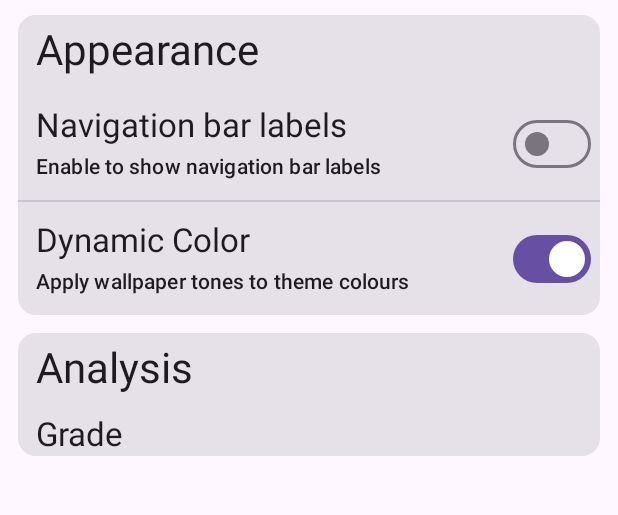
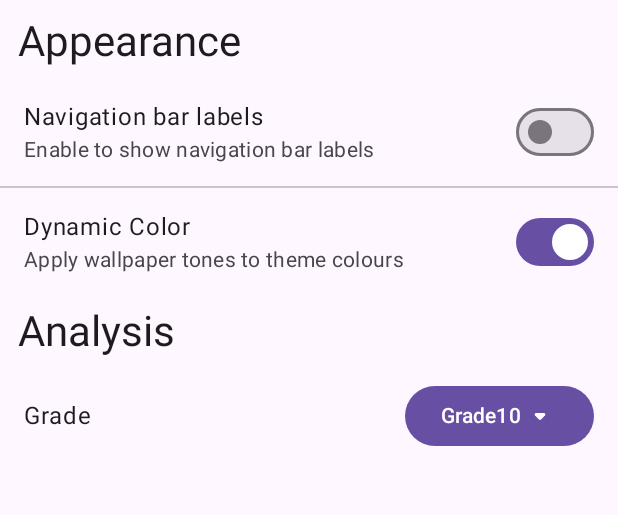
Before and after one commit to Melendez1209/Known, an Android app built with Jetpack Compose: the @Preview function Settings_Expanded_Preview, on a phone screen of 412 x 824 dp, the part 294-809 px from its top. Run offline under Robolectric (Android 15) with nearby library versions, the phone set to English and light mode, and no system bars; our stand-ins replace window size class.

Commit message:
Android: In the Settiing page, use the official ListItem instead of the custom SettingRow

```diff
--- a/Android/app/src/main/AndroidManifest.xml
+++ b/Android/app/src/main/AndroidManifest.xml
@@ -1,8 +1,6 @@
 <?xml version="1.0" encoding="utf-8"?>
 <manifest xmlns:android="http://schemas.android.com/apk/res/android"
     xmlns:tools="http://schemas.android.com/tools">
-
-    <uses-permission android:name="android.permission.INTERNET" />
 
     <application
         android:allowBackup="true"
--- a/Android/app/src/main/java/com/melendez/known/settings/compose/Settings.kt
+++ b/Android/app/src/main/java/com/melendez/known/settings/compose/Settings.kt
@@ -1,9 +1,9 @@
 package com.melendez.known.settings.compose
 
 import android.os.Build
+import android.util.Log
 import androidx.compose.animation.AnimatedVisibility
 import androidx.compose.foundation.clickable
-import androidx.compose.foundation.layout.Arrangement
 import androidx.compose.foundation.layout.Column
 import androidx.compose.foundation.layout.Row
 import androidx.compose.foundation.layout.fillMaxSize
@@ -11,15 +11,18 @@ import androidx.compose.foundation.layout.fillMaxWidth
 import androidx.compose.foundation.layout.padding
 import androidx.compose.foundation.lazy.LazyColumn
 import androidx.compose.material.icons.Icons
+import androidx.compose.material.icons.rounded.ArrowDropDown
 import androidx.compose.material.icons.rounded.Help
 import androidx.compose.material.icons.rounded.NavigateBefore
 import androidx.compose.material3.Button
-import androidx.compose.material3.Card
 import androidx.compose.material3.Divider
+import androidx.compose.material3.DropdownMenu
+import androidx.compose.material3.DropdownMenuItem
 import androidx.compose.material3.ExperimentalMaterial3Api
 import androidx.compose.material3.Icon
 import androidx.compose.material3.IconButton
 import androidx.compose.material3.LargeTopAppBar
+import androidx.compose.material3.ListItem
 import androidx.compose.material3.MaterialTheme
 import androidx.compose.material3.MediumTopAppBar
 import androidx.compose.material3.Surface
@@ -29,6 +32,7 @@ import androidx.compose.material3.TopAppBarDefaults
 import androidx.compose.material3.windowsizeclass.WindowWidthSizeClass
 import androidx.compose.runtime.Composable
 import androidx.compose.runtime.getValue
+import androidx.compose.runtime.mutableIntStateOf
 import androidx.compose.runtime.mutableStateOf
 import androidx.compose.runtime.remember
 import androidx.compose.runtime.saveable.rememberSaveable
@@ -47,7 +51,7 @@ import com.melendez.known.R
 fun Settings(widthSizeClass: WindowWidthSizeClass, navTotalController: NavHostController) {
     when (widthSizeClass) {
         WindowWidthSizeClass.Compact -> {
-            Settings_Compact(navTotalController = navTotalController)
+            Settings_CompactExpanded(navTotalController = navTotalController)
         }
 
         WindowWidthSizeClass.Medium -> {
@@ -55,20 +59,19 @@ fun Settings(widthSizeClass: WindowWidthSizeClass, navTotalController: NavHostCo
         }
 
         WindowWidthSizeClass.Expanded -> {
-            Settings_Compact(navTotalController = navTotalController)
+            Settings_CompactExpanded(navTotalController = navTotalController)
         }
     }
 }
 
 @OptIn(ExperimentalMaterial3Api::class)
 @Composable
-fun Settings_Medium(navTotalController: NavHostController) {
+fun Settings_CompactExpanded(navTotalController: NavHostController) {
 
     val scrollBehavior = TopAppBarDefaults.exitUntilCollapsedScrollBehavior()
 
     Column {
-
-        MediumTopAppBar(
+        LargeTopAppBar(
             title = { Text(text = stringResource(R.string.settings)) },
             navigationIcon = {
                 IconButton(onClick = { navTotalController.popBackStack() }) {
@@ -79,9 +82,11 @@ fun Settings_Medium(navTotalController: NavHostController) {
                 }
             },
             actions = {
-                IconButton(onClick = {
+                IconButton(
+                    onClick = {
                         //TODO:Jump to help
-                }) {
+                    }
+                ) {
                     Icon(
                         imageVector = Icons.Rounded.Help,
                         contentDescription = stringResource(R.string.sign_to)
@@ -96,13 +101,12 @@ fun Settings_Medium(navTotalController: NavHostController) {
 
 @OptIn(ExperimentalMaterial3Api::class)
 @Composable
-fun Settings_Compact(navTotalController: NavHostController) {
+fun Settings_Medium(navTotalController: NavHostController) {
 
     val scrollBehavior = TopAppBarDefaults.exitUntilCollapsedScrollBehavior()
 
     Column {
-
-        LargeTopAppBar(
+        MediumTopAppBar(
             title = { Text(text = stringResource(R.string.settings)) },
             navigationIcon = {
                 IconButton(onClick = { navTotalController.popBackStack() }) {
@@ -113,9 +117,11 @@ fun Settings_Compact(navTotalController: NavHostController) {
                 }
             },
             actions = {
-                IconButton(onClick = {
+                IconButton(
+                    onClick = {
                         //TODO:Jump to help
-                }) {
+                    }
+                ) {
                     Icon(
                         imageVector = Icons.Rounded.Help,
                         contentDescription = stringResource(R.string.sign_to)
@@ -128,23 +134,18 @@ fun Settings_Compact(navTotalController: NavHostController) {
     }
 }
 
+@Suppress("UNUSED_EXPRESSION")
 @Composable
 fun Settings_Content(modifier: Modifier) {
 
+    // Variables related to settings
     var labelMode by rememberSaveable { mutableStateOf(false) }
     var colorMode by rememberSaveable { mutableStateOf(Build.VERSION.SDK_INT >= Build.VERSION_CODES.S) }
+    var grade by rememberSaveable { mutableIntStateOf(10) }
 
+    // Variables related to components
     var visibleAppearance by remember { mutableStateOf(true) }
     var visibleAnalysis by remember { mutableStateOf(true) }
-    var selected by remember { mutableStateOf(false) }
-    val gradeList = listOf<String>(
-        stringResource(id = R.string.g7),
-        stringResource(id = R.string.g8),
-        stringResource(id = R.string.g9),
-        stringResource(id = R.string.g10),
-        stringResource(id = R.string.g11),
-        stringResource(id = R.string.g12)
-    )
 
     Surface(modifier = Modifier.fillMaxSize()) {
         LazyColumn(modifier = modifier) {
@@ -154,18 +155,16 @@ fun Settings_Content(modifier: Modifier) {
                         modifier = Modifier.align(Alignment.CenterHorizontally),
                         onClick = {
                             //TODO:Login
-                        }) {
+                        }
+                    ) {
                         Text(text = stringResource(R.string.sign_to))
                     }
                 }
             }
             item {
-                Card(
+                Column(modifier = Modifier.fillMaxWidth()) {
+                    Row(
                         modifier = Modifier
-                        .fillMaxWidth()
-                        .padding(horizontal = 12.dp, vertical = 6.dp)
-                ) {
-                    Row(modifier = Modifier
                             .fillMaxWidth()
                             .clickable { visibleAppearance = !visibleAppearance }) {
                         Text(
@@ -176,35 +175,48 @@ fun Settings_Content(modifier: Modifier) {
                     }
                     AnimatedVisibility(visible = visibleAppearance) {
                         Column {
-                            SettingRow(
-                                title = stringResource(id = R.string.hint_title),
-                                sumOn = stringResource(id = R.string.hint_on),
-                                sumOff = stringResource(id = R.string.hint_off),
-                                value = labelMode,
+                            ListItem(
+                                headlineContent = { Text(text = stringResource(id = R.string.hint_title)) },
+                                supportingContent = {
+                                    Text(
+                                        text = if (labelMode) stringResource(id = R.string.hint_on)
+                                        else stringResource(id = R.string.hint_off)
+                                    )
+                                },
+                                trailingContent = {
+                                    Switch(
+                                        checked = labelMode,
                                         onCheckedChange = { labelMode = it }
                                     )
+                                }
+                            )
                             Divider()
-                            SettingRow(
-                                title = stringResource(R.string.dynamic_color),
-                                sumOn = stringResource(R.string.apply_wallpaper),
-                                sumUnable = stringResource(R.string.low_version),
-                                value = colorMode,
-                                enable = Build.VERSION.SDK_INT >= Build.VERSION_CODES.S,
-                                onCheckedChange = { colorMode = it }
+                            ListItem(
+                                headlineContent = { Text(text = stringResource(R.string.dynamic_color)) },
+                                supportingContent = { Text(text = stringResource(R.string.apply_wallpaper)) },
+                                overlineContent = {
+                                    if (Build.VERSION.SDK_INT < Build.VERSION_CODES.S) Text(
+                                        text = stringResource(R.string.low_version)
+                                    ) else null
+                                },
+                                trailingContent = {
+                                    Switch(
+                                        enabled = Build.VERSION.SDK_INT >= Build.VERSION_CODES.S,
+                                        checked = colorMode,
+                                        onCheckedChange = { colorMode = it })
+                                }
                             )
                         }
                     }
                 }
             }
             item {
-                Card(
+                Column(modifier = Modifier.fillMaxWidth()) {
+                    Row(
                         modifier = Modifier
                             .fillMaxWidth()
-                        .padding(horizontal = 12.dp, vertical = 6.dp)
+                            .clickable { visibleAnalysis = !visibleAnalysis }
                     ) {
-                    Row(modifier = Modifier
-                        .fillMaxWidth()
-                        .clickable { visibleAnalysis = !visibleAnalysis }) {
                         Text(
                             modifier = Modifier.padding(start = 12.dp, top = 6.dp, bottom = 6.dp),
                             text = stringResource(R.string.analysis),
@@ -213,61 +225,48 @@ fun Settings_Content(modifier: Modifier) {
                     }
                     AnimatedVisibility(visible = visibleAnalysis) {
                         Column {
-                            Text(
-                                modifier = Modifier.padding(start = 12.dp, top = 6.dp),
-                                text = stringResource(id = R.string.grade),
-                                style = MaterialTheme.typography.titleLarge
+
+                            var expanded by remember { mutableStateOf(false) }
+                            val gradeList = mutableListOf<String>(
+                                stringResource(id = R.string.g7),
+                                stringResource(id = R.string.g8),
+                                stringResource(id = R.string.g9),
+                                stringResource(id = R.string.g10),
+                                stringResource(id = R.string.g11),
+                                stringResource(id = R.string.g12)
                             )
-                            Row(
-                                modifier = Modifier
-                                    .align(Alignment.CenterHorizontally)
-                                    .fillMaxWidth(),
-                                horizontalArrangement = Arrangement.SpaceBetween
-                            ) {
 
+                            ListItem(
+                                headlineContent = { Text(text = stringResource(id = R.string.grade)) },
+                                trailingContent = {
+                                    Button(onClick = { expanded = true }) {
+                                        Text(text = gradeList[grade - 7])
+                                        Icon(
+                                            imageVector = Icons.Rounded.ArrowDropDown,
+                                            contentDescription = stringResource(R.string.select_grade)
+                                        )
+                                    }
+                                    DropdownMenu(
+                                        expanded = expanded,
+                                        onDismissRequest = { expanded = false }) {
+                                        gradeList.forEach { it ->
+                                            DropdownMenuItem(
+                                                text = { Text(text = it) },
+                                                onClick = {
+                                                    grade = gradeList.indexOf(it) + 7
+                                                    expanded = false
+                                                    Log.d("TAG", "Settings_Content: grade:$grade")
+                                                }
+                                            )
+                                        }
+                                    }
+                                }
+                            )
                         }
                     }
                 }
             }
         }
-        }
-    }
-}
-
-@Composable
-fun SettingRow(
-    title: String,
-    sumOn: String,
-    sumOff: String = sumOn,
-    sumUnable: String = "",
-    value: Boolean,
-    enable: Boolean = true,
-    onCheckedChange: ((Boolean) -> Unit)?,
-) {
-    Row(
-        modifier = Modifier
-            .fillMaxSize()
-            .padding(6.dp),
-        horizontalArrangement = Arrangement.SpaceBetween,
-        verticalAlignment = Alignment.CenterVertically
-    ) {
-        Column(
-            modifier = Modifier.padding(6.dp),
-            verticalArrangement = Arrangement.spacedBy(3.dp)
-        ) {
-            Text(
-                text = title,
-                style = MaterialTheme.typography.titleLarge
-            )
-            Text(
-                text = if (!enable) sumUnable else if (value) sumOn else sumOff,
-                style = MaterialTheme.typography.titleSmall
-            )
-        }
-        Switch(
-            enabled = enable,
-            checked = value,
-            onCheckedChange = { onCheckedChange?.invoke(it) })
     }
 }
 
@@ -281,14 +280,14 @@ fun Settings_Content_Preview() {
     )
 }
 
-@Preview(name = "Settings_Compact", device = "spec:width=673dp,height=841dp")
-@Composable
-fun Settings_Expanded_Preview() {
-    Settings_Compact(rememberNavController())
-}
-
 @Preview(name = "Settings_Medium", device = "spec:parent=pixel_7_pro,orientation=landscape")
 @Composable
 fun Settings_Medium_Preview() {
     Settings_Medium(rememberNavController())
 }
+
+@Preview(name = "Settings_CompactExpanded", device = "spec:width=673dp,height=841dp")
+@Composable
+fun Settings_Expanded_Preview() {
+    Settings_CompactExpanded(rememberNavController())
+}
--- a/Android/app/src/main/res/values/strings.xml
+++ b/Android/app/src/main/res/values/strings.xml
@@ -44,4 +44,5 @@
     <string name="discard">Discard</string>
     <string name="exam_name">Exam Name</string>
     <string name="name_this">Name this exam</string>
+    <string name="select_grade">Select your grade</string>
 </resources>
```
Also changed, not shown: 9 other files. Lines whose indentation alone changed are shown as unchanged.
